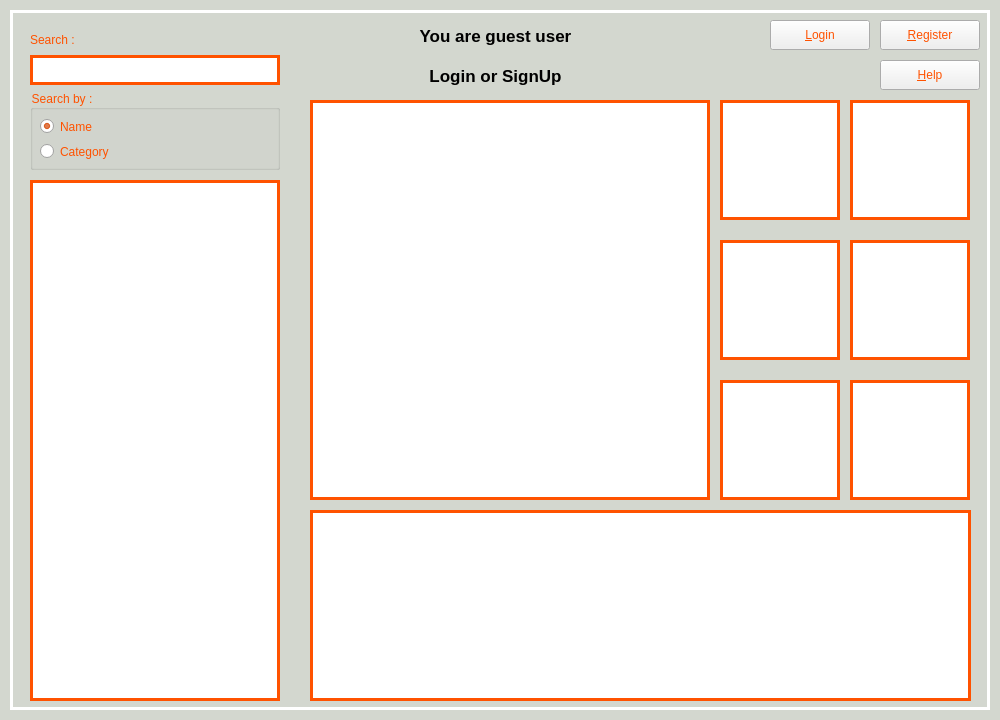
Qt form DB_Shop/widget.ui (Pooryamn/QT_Shop) before a commit.
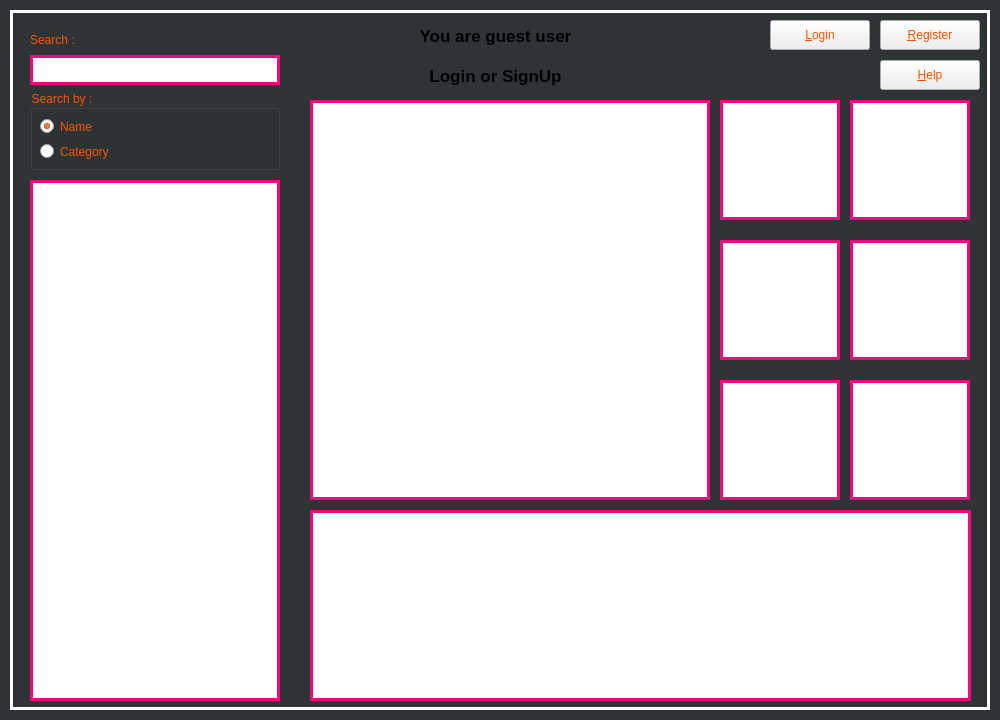
The same form after that commit. Icons and pictures are not drawn.

Commit message: Black Pink Theme

The edit to the form file:
```diff
--- a/DB_Shop/widget.ui
+++ b/DB_Shop/widget.ui
@@ -59,7 +59,8 @@
     </rect>
    </property>
    <property name="styleSheet">
-    <string notr="true">border: 3px solid rgb(255, 82, 0)</string>
+    <string notr="true">border: 3px solid rgb(246, 7, 126);
+</string>
    </property>
   </widget>
   <widget class="QGroupBox" name="GP_SearchMethod">
@@ -118,7 +119,8 @@
     </rect>
    </property>
    <property name="styleSheet">
-    <string notr="true">border: 3px solid rgb(255, 82, 0)</string>
+    <string notr="true">border: 3px solid rgb(246, 7, 126);
+</string>
    </property>
   </widget>
   <widget class="QLabel" name="pic_0">
@@ -132,7 +134,8 @@
    </property>
    <property name="styleSheet">
     <string notr="true">background-color: rgb(255, 255, 255);
-border: 3px solid rgb(255, 82, 0)
+border: 3px solid rgb(246, 7, 126);
+
 </string>
    </property>
    <property name="text">
@@ -153,7 +156,8 @@
    </property>
    <property name="styleSheet">
     <string notr="true">background-color: rgb(255, 255, 255);
-border: 3px solid rgb(255, 82, 0);
+border: 3px solid rgb(246, 7, 126);
+
 </string>
    </property>
    <property name="text">
@@ -174,7 +178,8 @@
    </property>
    <property name="styleSheet">
     <string notr="true">background-color: rgb(255, 255, 255);
-border: 3px solid rgb(255, 82, 0)</string>
+border: 3px solid rgb(246, 7, 126);
+</string>
    </property>
    <property name="text">
     <string/>
@@ -194,7 +199,8 @@
    </property>
    <property name="styleSheet">
     <string notr="true">background-color: rgb(255, 255, 255);
-border:3px solid rgb(255, 82, 0)</string>
+border: 3px solid rgb(246, 7, 126);
+</string>
    </property>
    <property name="text">
     <string/>
@@ -262,7 +268,8 @@
    </property>
    <property name="styleSheet">
     <string notr="true">background-color: rgb(255, 255, 255);
-border: 3px solid rgb(255, 82, 0)</string>
+border: 3px solid rgb(246, 7, 126);
+</string>
    </property>
   </widget>
   <widget class="QLabel" name="lbl_BG">
@@ -275,7 +282,7 @@
     </rect>
    </property>
    <property name="styleSheet">
-    <string notr="true">background-color: rgb(211, 215, 207)</string>
+    <string notr="true">background-color: rgb(46, 52, 54);</string>
    </property>
    <property name="text">
     <string/>
@@ -317,7 +324,8 @@
    </property>
    <property name="styleSheet">
     <string notr="true">background-color: rgb(255, 255, 255);
-border: 3px solid rgb(255, 82, 0)</string>
+border: 3px solid rgb(246, 7, 126);
+</string>
    </property>
    <property name="text">
     <string/>
@@ -337,7 +345,8 @@
    </property>
    <property name="styleSheet">
     <string notr="true">background-color: rgb(255, 255, 255);
-border:3px solid rgb(255, 82, 0)</string>
+border: 3px solid rgb(246, 7, 126);
+</string>
    </property>
    <property name="text">
     <string/>
@@ -357,7 +366,8 @@
    </property>
    <property name="styleSheet">
     <string notr="true">background-color: rgb(255, 255, 255);
-border: 3px solid rgb(255, 82, 0);
+border: 3px solid rgb(246, 7, 126);
+
 </string>
    </property>
    <property name="text">
```
